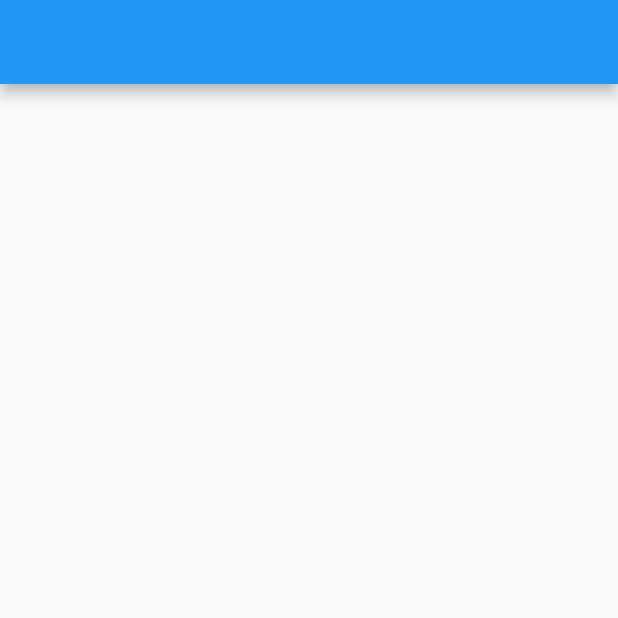
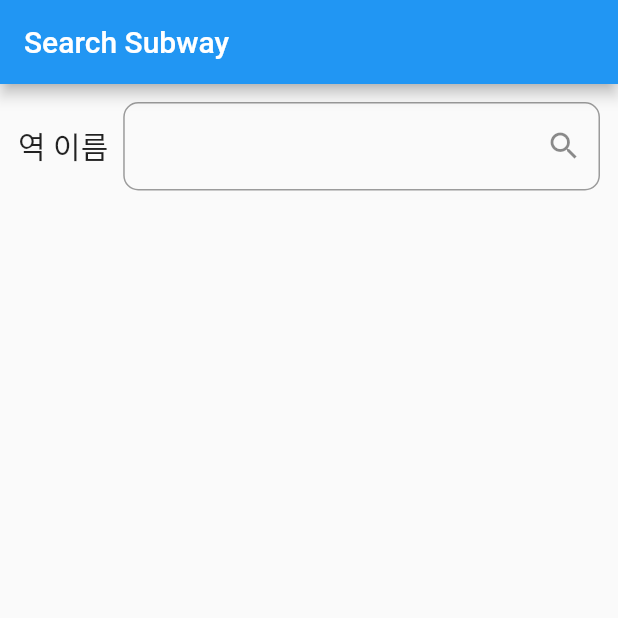
Before and after one commit to wyongjae/subway_info_app_prac, a Flutter app: the screen it shows after launch, on a phone screen of 412 x 824 dp, the top half of it. Run offline on Flutter 3.47's test engine with Material 2 defaults, Android fonts, the light colour scheme and no system bars; our stand-ins replace freezed_annotation.

Commit message:
Feat: call and show subway data on subway search page screen

```diff
--- a/lib/main.dart
+++ b/lib/main.dart
@@ -1,4 +1,7 @@
 import 'package:flutter/material.dart';
+import 'package:provider/provider.dart';
+import 'package:subway_info_app_prac/data/subway_api.dart';
+import 'package:subway_info_app_prac/domain/subway_view_model.dart';
 import 'package:subway_info_app_prac/presentation/subway_search_page.dart';
 
 void main() {
@@ -8,15 +11,19 @@ void main() {
 class MyApp extends StatelessWidget {
   const MyApp({super.key});
 
-  // This widget is the root of your application.
   @override
   Widget build(BuildContext context) {
-    return MaterialApp(
-      title: 'Flutter Demo',
-      theme: ThemeData(
-        primarySwatch: Colors.blue,
+    return MultiProvider(
+      providers: [
+        ChangeNotifierProvider(create: (_) => SubwayViewModel(SubwayApi())),
+      ],
+      child: MaterialApp(
+        title: 'Flutter Demo',
+        theme: ThemeData(
+          primarySwatch: Colors.blue,
+        ),
+        home: const SubwaySearchPage(),
       ),
-      home: SubwaySearchPage(),
     );
   }
 }
--- a/lib/presentation/subway_search_page.dart
+++ b/lib/presentation/subway_search_page.dart
@@ -1,4 +1,8 @@
 import 'package:flutter/material.dart';
+import 'package:provider/provider.dart';
+import 'package:subway_info_app_prac/domain/subway.dart';
+
+import '../domain/subway_view_model.dart';
 
 class SubwaySearchPage extends StatefulWidget {
   const SubwaySearchPage({Key? key}) : super(key: key);
@@ -8,13 +12,101 @@ class SubwaySearchPage extends StatefulWidget {
 }
 
 class _SubwaySearchPageState extends State<SubwaySearchPage> {
+  final _controller = TextEditingController();
+
+  @override
+  void dispose() {
+    super.dispose();
+    _controller.dispose();
+  }
+
   @override
   Widget build(BuildContext context) {
+    final viewModel = context.watch<SubwayViewModel>();
+
     return Scaffold(
       appBar: AppBar(
-        title: const Text(''),
+        title: const Text('Search Subway'),
       ),
-      body: Container(),
+      body: SingleChildScrollView(
+        child: Padding(
+          padding: const EdgeInsets.all(12.0),
+          child: Column(
+            crossAxisAlignment: CrossAxisAlignment.center,
+            mainAxisAlignment: MainAxisAlignment.start,
+            children: [
+              Row(
+                children: [
+                  const Text(
+                    '역 이름',
+                    style: TextStyle(
+                      fontSize: 20,
+                    ),
+                  ),
+                  const SizedBox(
+                    width: 10,
+                  ),
+                  Expanded(
+                    child: TextField(
+                      controller: _controller,
+                      decoration: InputDecoration(
+                          border: OutlineInputBorder(
+                            borderRadius: BorderRadius.circular(10),
+                          ),
+                          suffixIcon: IconButton(
+                              onPressed: () async {
+                                await viewModel.fetchData(_controller.text);
+                              },
+                              icon: const Icon(Icons.search))),
+                    ),
+                  ),
+                ],
+              ),
+              const SizedBox(
+                width: 20,
+              ),
+              StreamBuilder<List<Subway>>(
+                initialData: const [],
+                stream: viewModel.subwayStream,
+                builder: (BuildContext context, snapshot) {
+                  if (!snapshot.hasData) {
+                    return const Center(
+                      child: CircularProgressIndicator(),
+                    );
+                  }
+
+                  final datas = snapshot.data ?? [];
+
+                  return ListView.builder(
+                    shrinkWrap: true,
+                    itemCount: datas.length,
+                    itemBuilder: (BuildContext context, int index) {
+                      final data = datas[index];
+
+                      return Column(
+                        children: [
+                          Center(
+                            child: Row(
+                              mainAxisAlignment: MainAxisAlignment.center,
+                              children: [
+                                Text(data.trainLineNm),
+                                const SizedBox(width: 5),
+                                const Text(','),
+                                const SizedBox(width: 5),
+                                Text(data.arvlMsg2),
+                              ],
+                            ),
+                          ),
+                        ],
+                      );
+                    },
+                  );
+                },
+              )
+            ],
+          ),
+        ),
+      ),
     );
   }
 }
```
